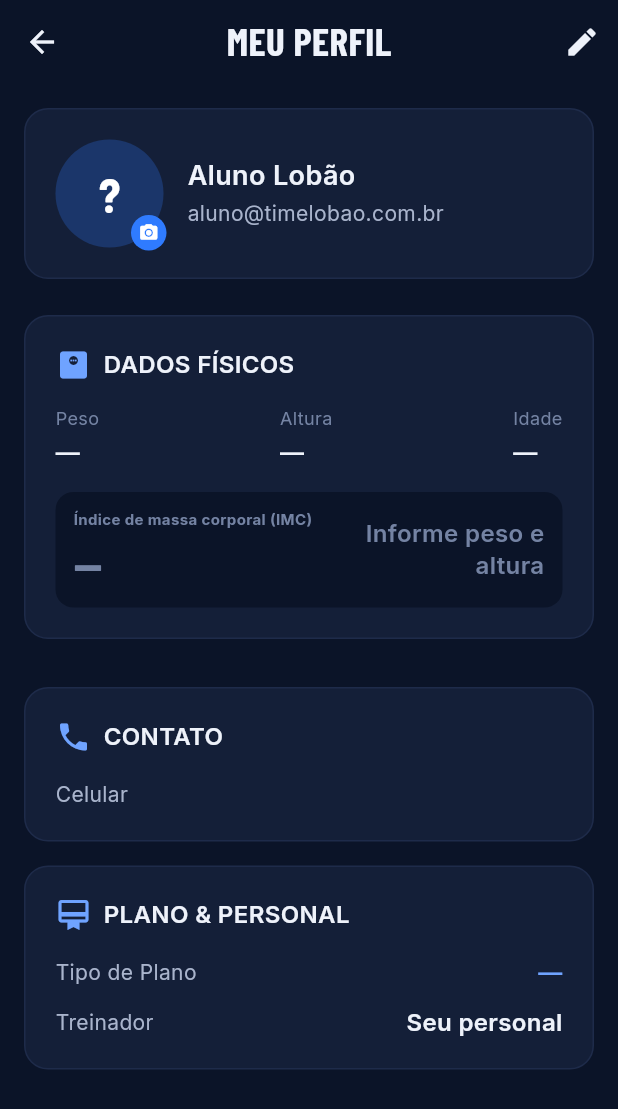
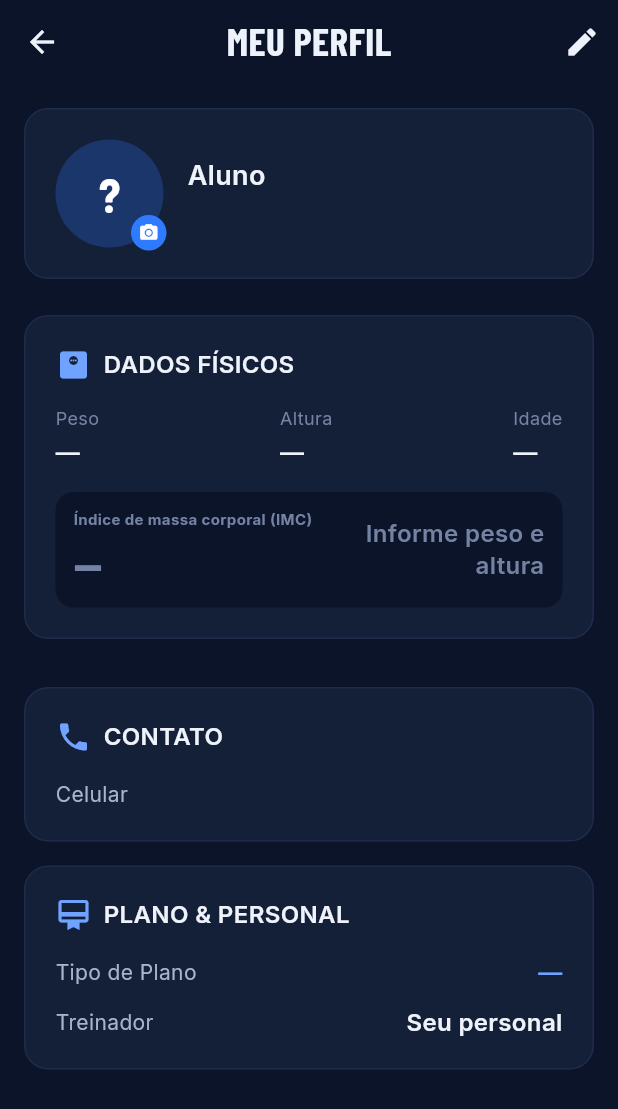
Before and after one commit to vitorlobo13/testetimelobao, a Flutter app: the StudentProfilePage screen opened directly, on a phone screen of 412 x 824 dp. Shown: the top 1109 px of the screen. Run offline on Flutter 3.47's test engine with Material 3 defaults, Android fonts, the phone set to English and light mode, and no system bars; our stand-ins replace chewie, cloud_firestore, cloud_functions, firebase_auth, firebase_core, firebase_messaging and 7 more; accounts and stored records are empty; network calls fail.

Commit message:
chore: nome Time Lobo Lopes nos textos restantes
- perfil do aluno: textos de reserva sem "Aluno Lobão"/e-mail fictício
- nome do app no Android e no iPhone: "Time Lobo Lopes"
- comentários de código

Co-Authored-By: Claude Opus 5.5 <noreply@anthropic.com>
Claude-Session: https://claude.ai/code/session_01M2jq7MtYMt1oXbMTFh1QZS

```diff
--- a/lib/features/student/presentation/pages/student_profile_page.dart
+++ b/lib/features/student/presentation/pages/student_profile_page.dart
@@ -152,8 +152,8 @@ class _StudentProfilePageState extends ConsumerState<StudentProfilePage> {
     final profileState = ref.watch(studentProfileProvider);
     final user = authState.user;
 
-    final userName = user?.name ?? 'Aluno Lobão';
-    final userEmail = user?.email ?? 'aluno@timelobao.com.br';
+    final userName = user?.name ?? 'Aluno';
+    final userEmail = user?.email ?? '';
 
     return Scaffold(
       backgroundColor: AppColors.background,
--- a/lib/main.dart
+++ b/lib/main.dart
@@ -35,7 +35,7 @@ void main() async {
   );
 }
 
-/// Aplicativo Principal Time Lobão
+/// Aplicativo principal Time Lobo Lopes
 class TimeLobaoApp extends ConsumerWidget {
   const TimeLobaoApp({super.key});
 
```
Also changed, not shown: 3 other files.
